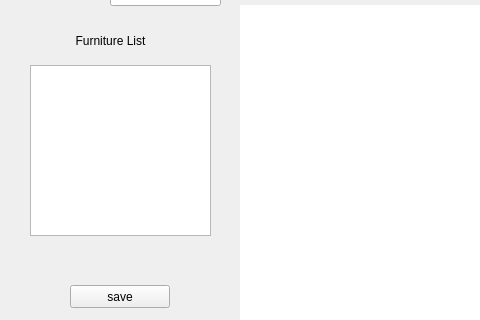
Above: Schematic/mainwindow.ui from BlaCkinkGJ/QT_APP before the change; both pictures show x 0 to 480 and y 142 to 462 of the 1119 by 842 pixel window. Below: the same form after it.
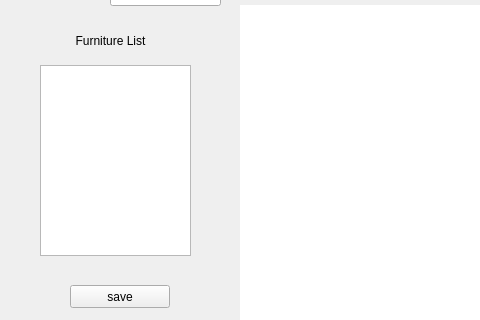
That is the form after the change.

The edit to the form file:
```diff
--- a/Schematic/mainwindow.ui
+++ b/Schematic/mainwindow.ui
@@ -229,28 +229,6 @@
      <string>Reset</string>
     </property>
    </widget>
-   <widget class="QListView" name="FurnitureList">
-    <property name="geometry">
-     <rect>
-      <x>30</x>
-      <y>190</y>
-      <width>181</width>
-      <height>171</height>
-     </rect>
-    </property>
-    <property name="sizePolicy">
-     <sizepolicy hsizetype="Fixed" vsizetype="Fixed">
-      <horstretch>0</horstretch>
-      <verstretch>0</verstretch>
-     </sizepolicy>
-    </property>
-    <property name="maximumSize">
-     <size>
-      <width>1920</width>
-      <height>1080</height>
-     </size>
-    </property>
-   </widget>
    <widget class="QLabel" name="label_4">
     <property name="geometry">
      <rect>
@@ -331,6 +309,16 @@
      <string>exit</string>
     </property>
    </widget>
+   <widget class="QListWidget" name="FurnitureList">
+    <property name="geometry">
+     <rect>
+      <x>40</x>
+      <y>190</y>
+      <width>151</width>
+      <height>191</height>
+     </rect>
+    </property>
+   </widget>
   </widget>
   <widget class="QMenuBar" name="menuBar">
    <property name="geometry">
```
